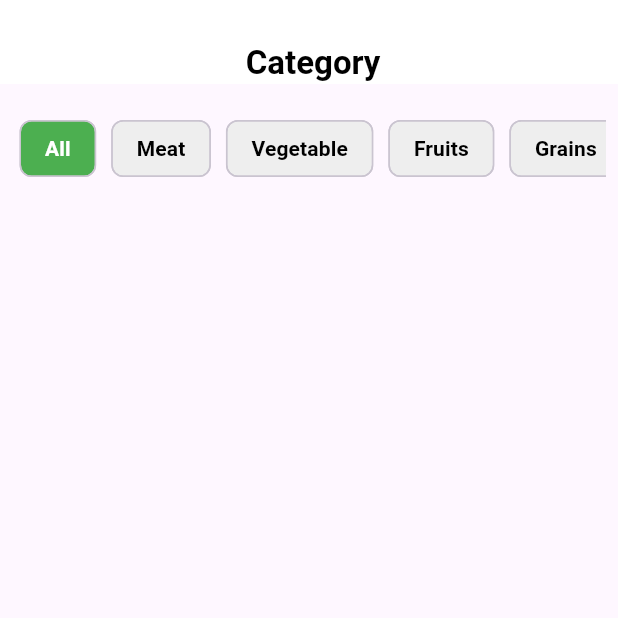
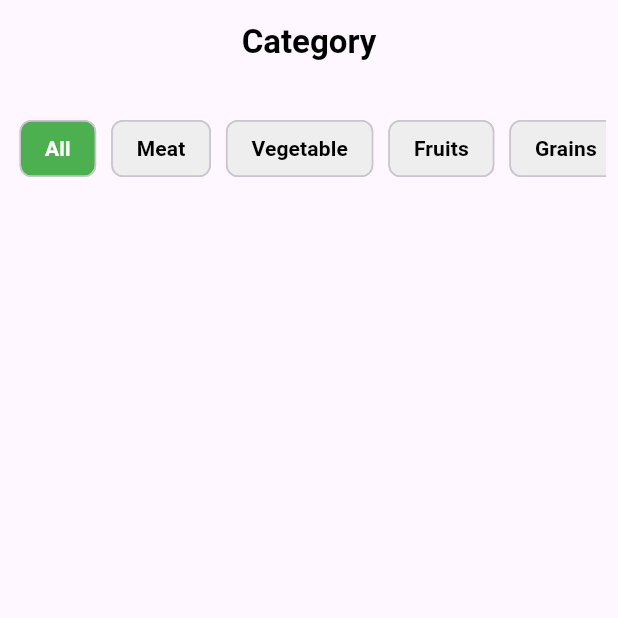
Before and after one commit to Smart-Farming-Graduation-Project/Mobile, a Flutter app: the CategoryScreen screen opened by its route, on a phone screen of 412 x 824 dp, the top half of it. Run offline on Flutter 3.47's test engine with Material 3 defaults, Android fonts, the phone set to English and light mode, and no system bars; our stand-ins replace badges, flutter_bloc, flutter_screenutil, flutter_slidable, font_awesome_flutter, go_router and 4 more; missing offline and left inert: onboarding_animation; network calls fail; Roboto replaces fonts that are missing (Poppins).

Commit message:
merge Menna-auth-update

```diff
--- a/lib/core/utils/routing/app_router.dart
+++ b/lib/core/utils/routing/app_router.dart
@@ -1,4 +1,5 @@
 import 'package:crop_guard/featurs/cart/views/cart_view.dart';
+import 'package:crop_guard/featurs/home/presentation/views/widgets/home_content.dart';
 import 'package:crop_guard/featurs/welcome/auth/presentation/views/account_type.dart';
 import 'package:crop_guard/featurs/welcome/auth/presentation/views/create_account.dart';
 import 'package:crop_guard/featurs/welcome/auth/presentation/views/sign_in.dart';
@@ -14,6 +15,7 @@ abstract class AppRouter {
   static const String login = '/login';
   static const String register = '/register';
   static const String home = '/home';
+  static const String homeContent = '/homeContent';
   static const String selectRole = '/selectRole';
   static const String cart = '/cart';
   static const String categoryscreen = '/categoryscreen';
@@ -51,9 +53,12 @@ abstract class AppRouter {
       builder: (context, state) => const HomePage(),
     ),
     GoRoute(
+      path: homeContent,
+      builder: (context, state) => const HomeContent(),
+    ),
+    GoRoute(
       path: categoryscreen,
       builder: (context, state) => const CategoryScreen(),
     ),
-
   ]);
 }
--- a/lib/featurs/categories/presentation/views/category_screen.dart
+++ b/lib/featurs/categories/presentation/views/category_screen.dart
@@ -8,15 +8,19 @@ class CategoryScreen extends StatelessWidget {
     return Scaffold(
       appBar: AppBar(
         title: const Text(
-          '\n Category',
-          style: TextStyle(fontWeight: FontWeight.bold, color: Colors.black, fontFamily: 'Poppins'),
-        ),        centerTitle: true,
+          'Category',
+          style: TextStyle(
+              fontWeight: FontWeight.bold,
+              color: Colors.black,
+              fontFamily: 'Poppins'),
+        ),
+        centerTitle: true,
         elevation: 0,
-        backgroundColor: Colors.white,
+        automaticallyImplyLeading: false,
       ),
       body: const Padding(
         padding: EdgeInsets.all(8.0),
-        child:  Column(
+        child: Column(
           children: [
             CategorySelection(),
             SizedBox(height: 10),
--- a/lib/featurs/welcome/auth/presentation/views/widgets/custom_password_text_form_field.dart
+++ b/lib/featurs/welcome/auth/presentation/views/widgets/custom_password_text_form_field.dart
@@ -36,7 +36,7 @@ class _CustomPasswordTextFormFieldState extends State<CustomPasswordTextFormFiel
           hintText: widget.text,
           focusedBorder: OutlineInputBorder(
               borderRadius: BorderRadius.circular(10),
-              borderSide: BorderSide(color: AppColors.kPrimaryColor)
+              borderSide: const BorderSide(color: AppColors.kPrimaryColor)
           ),
           border: OutlineInputBorder(
             borderRadius: BorderRadius.circular(10),
--- a/lib/featurs/welcome/auth/presentation/views/widgets/custom_text_form_field.dart
+++ b/lib/featurs/welcome/auth/presentation/views/widgets/custom_text_form_field.dart
@@ -28,7 +28,7 @@ class _CustomTextFormFieldState extends State<CustomTextFormField> {
         hintText: widget.name,
         focusedBorder: OutlineInputBorder(
             borderRadius: BorderRadius.circular(10),
-            borderSide: BorderSide(color: AppColors.kPrimaryColor)
+            borderSide: const BorderSide(color: AppColors.kPrimaryColor)
         ),
         border: OutlineInputBorder(
         borderRadius: BorderRadius.circular(10),
```
Also changed, not shown: lib/featurs/cart/views/widgets/cart_view_body.dart (+9 -0 lines), lib/featurs/welcome/auth/presentation/views/create_account.dart (+4 -4 lines), lib/featurs/welcome/auth/presentation/views/sign_in.dart (+8 -10 lines).
